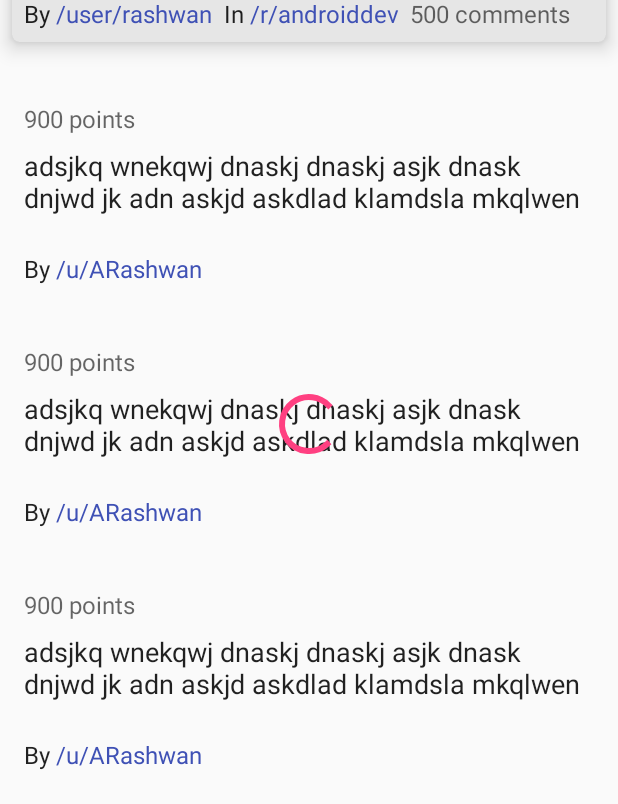
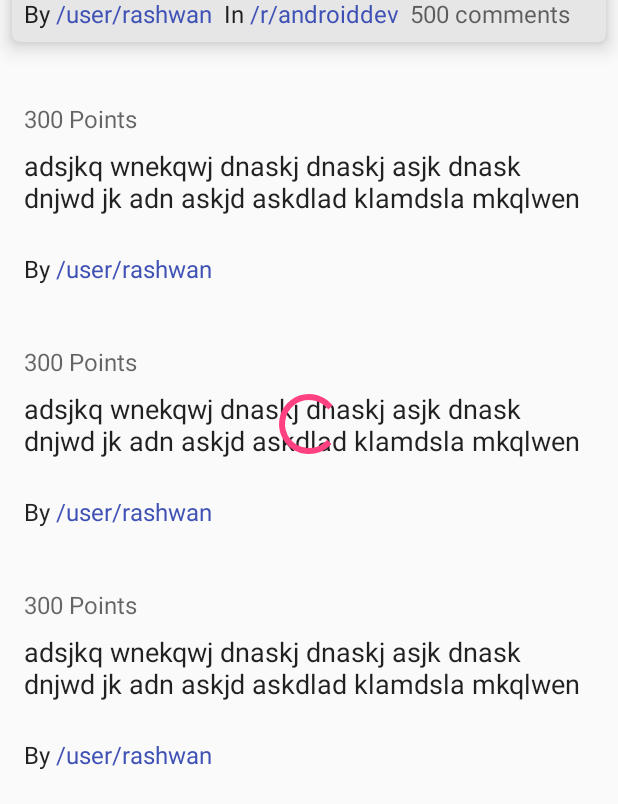
Before and after one commit to Rashwan/Capstone-Project, an Android app: the layout activity_post_details.xml on its own in the app's theme, with its tools: preview values and no code run, scrolled down 853 dp, on a phone screen of 412 x 824 dp. Shown: the part 429-1233 px from the top of the screen. Run offline under Robolectric (Android 15) with nearby library versions, the phone set to English and light mode, and no system bars.

Commit message:
Add support for RTL

```diff
--- a/RedditClient/app/src/main/AndroidManifest.xml
+++ b/RedditClient/app/src/main/AndroidManifest.xml
@@ -51,6 +51,7 @@
         <service
             android:name=".widget.RedditClientWidgetService"
             android:permission="android.permission.BIND_REMOTEVIEWS"/>
+
     </application>
 
 </manifest>
--- a/RedditClient/app/src/main/java/com/rashwan/redditclient/ui/common/BrowsePostsAdapter.java
+++ b/RedditClient/app/src/main/java/com/rashwan/redditclient/ui/common/BrowsePostsAdapter.java
@@ -63,7 +63,7 @@ public class BrowsePostsAdapter extends RecyclerView.Adapter<RecyclerView.ViewHo
             BrowsePostsVH browsePostsVH = (BrowsePostsVH) holder;
             browsePostsVH.title.setText(post.title());
             browsePostsVH.points.setText(String.format("%s Points", post.score()));
-            browsePostsVH.comments.setText(String.format(Locale.US, "%d Comments", post.numOfComments()));
+            browsePostsVH.comments.setText(String.format(Locale.getDefault(), "%d Comments", post.numOfComments()));
             browsePostsVH.author.setText(post.author());
             browsePostsVH.subreddit.setText(post.subreddit());
             if (!post.thumbnail().isEmpty()) {
--- a/RedditClient/app/src/main/java/com/rashwan/redditclient/ui/feature/postDetails/PostDetailsActivity.java
+++ b/RedditClient/app/src/main/java/com/rashwan/redditclient/ui/feature/postDetails/PostDetailsActivity.java
@@ -132,7 +132,7 @@ public class PostDetailsActivity extends AppCompatActivity implements PostDetail
         }
         toolbar.setTitle(post.title());
         points.setText(String.format("%s Points", post.score()));
-        noOfComments.setText(String.format(Locale.US, "%d Comments", post.numOfComments()));
+        noOfComments.setText(String.format(Locale.getDefault(), "%d Comments", post.numOfComments()));
         author.setText(post.author());
         subreddit.setText(post.subreddit());
         if (!post.thumbnail().isEmpty()) {
--- a/RedditClient/app/src/main/java/com/rashwan/redditclient/ui/feature/subredditDetails/SubredditDetailsActivity.java
+++ b/RedditClient/app/src/main/java/com/rashwan/redditclient/ui/feature/subredditDetails/SubredditDetailsActivity.java
@@ -132,7 +132,7 @@ public class SubredditDetailsActivity extends AppCompatActivity implements Subre
         subredditName.setText(details.name());
         subredditDescription.setText(details.description());
         String formattedNumber = NumberFormat.getInstance().format(details.numOfSubscribers());
-        subredditSubscribers.setText(String.format(Locale.US,"%s Subscribers",formattedNumber));
+        subredditSubscribers.setText(String.format(Locale.getDefault(),"%s Subscribers",formattedNumber));
 
         int color = ContextCompat.getColor(this,android.R.color.white);
         String iconUrl = details.subredditIcon().isEmpty()?null:details.subredditIcon();
--- a/RedditClient/app/src/main/res/layout/activity_post_details.xml
+++ b/RedditClient/app/src/main/res/layout/activity_post_details.xml
@@ -54,7 +54,7 @@
                             android:contentDescription="@string/content_description_post_thumbnail" />
 
                         <TextView
-                            tools:text="300 Points"
+                            tools:text="@string/placeholder_reddit_post_points"
                             android:layout_width="wrap_content"
                             android:layout_height="wrap_content"
                             android:layout_alignParentTop="true"
@@ -69,7 +69,7 @@
                             android:layout_height="wrap_content"
                             android:minHeight="70dp"
                             android:id="@+id/tv_body"
-                            tools:text="Hi everyone,\n\nI have been working on and off for the past 2 months on creating a cloud-based service to bring iMessage functionality to Android users.\n\nWhat I have accomplished so far:\n\nServer-side ability to send and receive individual messages, group chat messages, and attachments (images and movies). Others like PieMessage have accomplished single user messages, but it does not support group messages or attachments. The big breakthrough was figuring out how to support group iMessages as Applescript for Messages does not support multiple-user messages.\n\nMy goal is to introduce a cloud-based service that enables anyone to use iMessage without the requirement of dedicating an at-home Mac to act as an iMessage server.\n\nI need your help! I have never made an Android application and would love someone to help me launch this product! An ideal candidate would have experience building a messaging app, dealing with JSON APIs, and Firecloud Messaging for notifications.\n\nI have made a Slack channel (imessageonandroid.slack.com) for those that want to participate. I look forward to seeing you there, or continuing the conversation on this thread!"
+                            tools:text="@string/placeholder_reddit_post_body"
                             android:layout_below="@+id/tv_points"
                             android:layout_toRightOf="@+id/iv_thumbnail"
                             android:layout_toEndOf="@+id/iv_thumbnail"
@@ -91,7 +91,7 @@
                             android:textSize="16sp"/>
 
                         <TextView
-                            tools:text="/user/rashwan"
+                            tools:text="@string/placeholder_reddit_post_author"
                             android:layout_width="wrap_content"
                             android:layout_height="wrap_content"
                             android:layout_alignParentBottom="true"
@@ -119,7 +119,7 @@
                             android:textSize="16sp"/>
 
                         <TextView
-                            tools:text="/r/androiddev"
+                            tools:text="@string/placeholder_reddit_post_subreddit"
                             android:layout_width="wrap_content"
                             android:layout_height="wrap_content"
                             android:layout_alignParentBottom="true"
@@ -131,7 +131,7 @@
                             android:textColor="@color/colorPrimary"/>
 
                         <TextView
-                            tools:text="500 comments"
+                            tools:text="@string/placeholder_reddit_post_comments"
                             android:layout_width="wrap_content"
                             android:layout_height="wrap_content"
                             android:layout_alignParentBottom="true"
--- a/RedditClient/app/src/main/res/layout/activity_subreddit_details.xml
+++ b/RedditClient/app/src/main/res/layout/activity_subreddit_details.xml
@@ -48,7 +48,7 @@
                 <TextView
                     android:layout_width="wrap_content"
                     android:layout_height="wrap_content"
-                    tools:text="r/androiddev"
+                    tools:text="@string/placeholder_reddit_post_subreddit"
                     android:id="@+id/tv_subreddit_name"
                     android:textAppearance="@android:style/TextAppearance.Medium"
                     />
@@ -56,7 +56,7 @@
                     android:padding="8dp"
                     android:layout_width="wrap_content"
                     android:layout_height="wrap_content"
-                    tools:text=".gifs - funny, animated gifs for your viewing pleasure"
+                    tools:text="@string/placeholder_subreddit_description"
                     android:id="@+id/tv_subreddit_description"
                     android:textAppearance="@android:style/TextAppearance.Small"
                     android:textSize="16sp"
@@ -64,7 +64,7 @@
                 <TextView
                     android:layout_width="wrap_content"
                     android:layout_height="wrap_content"
-                    tools:text="500,000 subscribers"
+                    tools:text="@string/placeholder_subreddit_subscribers"
                     android:id="@+id/tv_subreddit_subscribers"
                     android:textAppearance="@android:style/TextAppearance.Medium"
                    />
--- a/RedditClient/app/src/main/res/layout/item_comment.xml
+++ b/RedditClient/app/src/main/res/layout/item_comment.xml
@@ -17,7 +17,7 @@
         <TextView
             android:layout_width="wrap_content"
             android:layout_height="wrap_content"
-            tools:text="900 points"
+            tools:text="@string/placeholder_reddit_post_points"
             android:layout_marginTop="16dp"
             android:layout_marginStart="8dp"
             android:layout_marginLeft="8dp"
@@ -28,7 +28,7 @@
         <TextView
             android:layout_width="wrap_content"
             android:layout_height="wrap_content"
-            tools:text="adsjkq wnekqwj dnaskj dnaskj asjk dnask dnjwd jk adn askjd askdlad klamdsla mkqlwen"
+            tools:text="@string/placeholder_reddit_post_title"
             android:id="@+id/tv_body"
            android:layout_margin="8dp"
             android:textAppearance="@android:style/TextAppearance.Medium"/>
@@ -50,7 +50,7 @@
         <TextView
             android:layout_width="wrap_content"
             android:layout_height="wrap_content"
-            tools:text="/u/ARashwan"
+            tools:text="@string/placeholder_reddit_post_author"
             android:id="@+id/tv_author"
             android:layout_marginTop="8dp"
             android:textAppearance="@android:style/TextAppearance.Medium"
@@ -72,7 +72,7 @@
         <TextView
             android:layout_width="wrap_content"
             android:layout_height="wrap_content"
-            tools:text="900 points"
+            tools:text="@string/placeholder_reddit_post_points"
             android:layout_marginTop="16dp"
             android:layout_marginStart="8dp"
             android:layout_marginLeft="8dp"
@@ -83,7 +83,7 @@
         <TextView
             android:layout_width="wrap_content"
             android:layout_height="wrap_content"
-            tools:text="adsjkq wnekqwj dnaskj dnaskj asjk dnask dnjwd jk adn askjd askdlad klamdsla mkqlwen"
+            tools:text="@string/placeholder_reddit_post_title"
             android:id="@+id/tv_first_reply_body"
             android:layout_margin="8dp"
             android:textAppearance="@android:style/TextAppearance.Medium"/>
@@ -105,7 +105,7 @@
             <TextView
                 android:layout_width="wrap_content"
                 android:layout_height="wrap_content"
-                tools:text="/u/ARashwan"
+                tools:text="@string/placeholder_reddit_post_author"
                 android:id="@+id/tv_first_reply_author"
                 android:layout_marginTop="8dp"
                 android:textAppearance="@android:style/TextAppearance.Medium"
@@ -127,7 +127,7 @@
         <TextView
             android:layout_width="wrap_content"
             android:layout_height="wrap_content"
-            tools:text="900 points"
+            tools:text="@string/placeholder_reddit_post_points"
             android:layout_marginTop="16dp"
             android:layout_marginStart="8dp"
             android:layout_marginLeft="8dp"
@@ -138,7 +138,7 @@
         <TextView
             android:layout_width="wrap_content"
             android:layout_height="wrap_content"
-            tools:text="adsjkq wnekqwj dnaskj dnaskj asjk dnask dnjwd jk adn askjd askdlad klamdsla mkqlwen"
+            tools:text="@string/placeholder_reddit_post_title"
             android:id="@+id/tv_second_reply_body"
             android:layout_margin="8dp"
             android:textAppearance="@android:style/TextAppearance.Medium"/>
@@ -160,7 +160,7 @@
             <TextView
                 android:layout_width="wrap_content"
                 android:layout_height="wrap_content"
-                tools:text="/u/ARashwan"
+                tools:text="@string/placeholder_reddit_post_author"
                 android:id="@+id/tv_second_reply_author"
                 android:layout_marginTop="8dp"
                 android:textAppearance="@android:style/TextAppearance.Medium"
--- a/RedditClient/app/src/main/res/layout/widget_list_item.xml
+++ b/RedditClient/app/src/main/res/layout/widget_list_item.xml
@@ -22,7 +22,7 @@
         android:layout_width="wrap_content"
         android:layout_height="wrap_content"
         android:id="@+id/widget_tv_title"
-        tools:text="adsjkq wnekqwj dnaskj dnaskj asjk dnask dnjwd jk adn askjd askdlad klamdsla mkqlwen"
+        tools:text="@string/placeholder_reddit_post_title"
         android:lines="3"
         android:textAppearance="@android:style/TextAppearance.Medium"
         android:gravity="center_vertical"
--- a/RedditClient/app/src/main/res/values/strings.xml
+++ b/RedditClient/app/src/main/res/values/strings.xml
@@ -1,21 +1,39 @@
 <resources>
-    <string name="app_name">Reddit Client</string>
-    <string name="reddit_api_base_url">https://oauth.reddit.com/</string>
-    <string name="reddit_auth_base_url">https://www.reddit.com/api/v1/</string>
-    <string name="reddit_api_client_id">j8R8fYjet2a6wQ</string>
-    <string name="sp_device_id_key">deviceId</string>
-    <string name="banner_ad_unit_id">ca-app-pub-3940256099942544/6300978111</string>
-    <string name="content_description_post_thumbnail">Reddit post thumbnail</string>
+    <string name="app_name" translatable="false">Reddit Client</string>
+    <string name="reddit_api_base_url" translatable="false">https://oauth.reddit.com/</string>
+    <string name="reddit_auth_base_url" translatable="false">https://www.reddit.com/api/v1/</string>
+    <string name="reddit_api_client_id" translatable="false">j8R8fYjet2a6wQ</string>
+    <string name="sp_device_id_key" translatable="false">deviceId</string>
+    <string name="banner_ad_unit_id" translatable="false">ca-app-pub-3940256099942544/6300978111</string>
+    <string name="ad_mob_device_id" translatable="false">ca-app-pub-3940256099942544~3347511713</string>
+
+    <!-- UI -->
     <string name="text_view_by_author">By\u0020</string>
     <string name="text_view_in_subreddit">\u0020In\u0020 </string>
+    <string name="offline_layout_check_connection">Please Check Your Internet Connection</string>
+    <string name="offline_layout_button_refresh">Refresh</string>
+    <string name="msg_snackbar_no_internet">Please check your internet connection</string>
+
+    <!-- Content Description -->
     <string name="content_description_subreddit_icon">Subreddit icon</string>
     <string name="content_description_post_carma_icon">Reddit post carma icon</string>
     <string name="content_description_comment_carma_icon">Reddit comment carma icon</string>
     <string name="content_description_joined_at_icon">User joined at icon</string>
     <string name="content_description_no_internet_image">No internet connection image</string>
-    <string name="offline_layout_check_connection">Please Check Your Internet Connection</string>
-    <string name="offline_layout_button_refresh">Refresh</string>
-    <string name="msg_snackbar_no_internet">Please check your internet connection</string>
-    <string name="ad_mob_device_id">ca-app-pub-3940256099942544~3347511713</string>
+    <string name="content_description_post_thumbnail">Reddit post thumbnail</string>
+
+    <!-- Placeholders -->
+
+    <string name="placeholder_reddit_post_points" translatable="false">300 Points</string>
+    <string name="placeholder_reddit_post_body" translatable="false">Hi everyone,\n\nI have been working on and off for the past 2 months on creating a cloud-based service to bring iMessage functionality to Android users.\n\nWhat I have accomplished so far:\n\nServer-side ability to send and receive individual messages, group chat messages, and attachments (images and movies). Others like PieMessage have accomplished single user messages, but it does not support group messages or attachments. The big breakthrough was figuring out how to support group iMessages as Applescript for Messages does not support multiple-user messages.\n\nMy goal is to introduce a cloud-based service that enables anyone to use iMessage without the requirement of dedicating an at-home Mac to act as an iMessage server.\n\nI need your help! I have never made an Android application and would love someone to help me launch this product! An ideal candidate would have experience building a messaging app, dealing with JSON APIs, and Firecloud Messaging for notifications.\n\nI have made a Slack channel (imessageonandroid.slack.com) for those that want to participate. I look forward to seeing you there, or continuing the conversation on this thread!</string>
+    <string name="placeholder_reddit_post_author" translatable="false">/user/rashwan</string>
+    <string name="placeholder_reddit_post_subreddit" translatable="false">/r/androiddev</string>
+    <string name="placeholder_reddit_post_comments" translatable="false">500 comments</string>
+    <string name="placeholder_subreddit_description" translatable="false">.gifs - funny, animated gifs for your viewing pleasure</string>
+    <string name="placeholder_subreddit_subscribers" translatable="false">500,000 subscribers</string>
+    <string name="placeholder_reddit_post_title" translatable="false">adsjkq wnekqwj dnaskj dnaskj asjk dnask dnjwd jk adn askjd askdlad klamdsla mkqlwen</string>
+    <string name="placeholder_link_karma" translatable="false">Link Karma : 300 points</string>
+    <string name="placeholder_comment_karma" translatable="false">Comment Karma : 200 points</string>
+    <string name="placeholder_user_joined_at" translatable="false">Joined At : 20/4/2010</string>
 
 </resources>
```
Also changed, not shown: RedditClient/app/src/main/java/com/rashwan/redditclient/ui/feature/userDetails/UserDetailsAdapter.java (+4 -4 lines), RedditClient/app/src/main/res/layout/item_post.xml (+5 -5 lines), RedditClient/app/src/main/res/layout/item_user_details.xml (+4 -4 lines).
